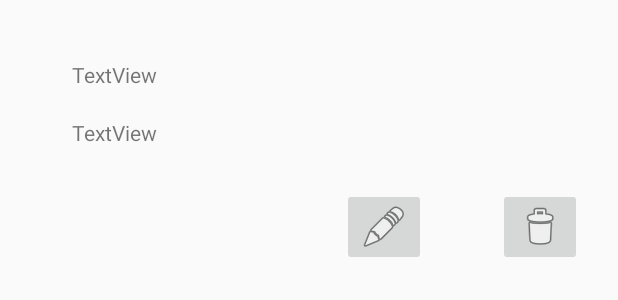
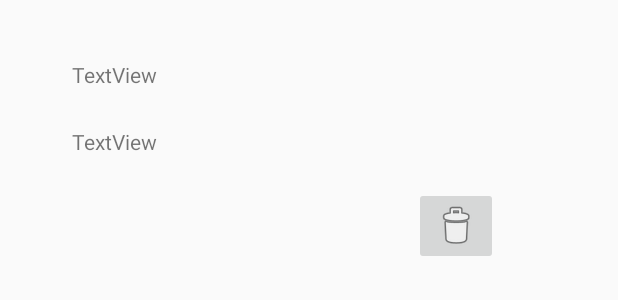
Before and after one commit to WroJan/Notepadex, an Android app: the layout note_row.xml on its own in the app's theme, with its tools: preview values and no code run, on a phone screen of 412 x 824 dp. Shown: the top 300 px of the screen. Run offline under Robolectric (Android 15) with nearby library versions, the phone set to English and light mode, and no system bars.

```diff
--- a/app/build.gradle
+++ b/app/build.gradle
@@ -26,7 +26,7 @@ dependencies {
     implementation fileTree(dir: 'libs', include: ['*.jar'])
     implementation"org.jetbrains.kotlin:kotlin-stdlib-jdk7:$kotlin_version"
     implementation 'com.android.support:appcompat-v7:28.0.0'
-    implementation 'com.android.support.constraint:constraint-noteRow:1.1.3'
+    implementation 'com.android.support.constraint:constraint-layout:1.1.3'
     testImplementation 'junit:junit:4.12'
     androidTestImplementation 'com.android.support.test:runner:1.0.2'
     androidTestImplementation 'com.android.support.test.espresso:espresso-core:3.0.2'
--- a/app/src/main/java/com/janWroblewski/notepadex/UserNotesBase.kt
+++ b/app/src/main/java/com/janWroblewski/notepadex/UserNotesBase.kt
@@ -2,7 +2,7 @@ package com.janWroblewski.notepadex
 
 object UserNotesBase {
 
-    var noteTitle :ArrayList<String>  = arrayListOf<String>()
+    var noteTitle :ArrayList<String>  = arrayListOf("title1","title2","title3","ffgg2")
 
-    var noteBody : ArrayList<String> = arrayListOf<String>()
+    var noteBody : ArrayList<String> = arrayListOf("body1","body2","body3","ddddfgjh2erdkjhvjc")
 }
--- /dev/null
+++ b/app/src/main/java/com/janWroblewski/notepadex/kotlinTools.kt
@@ -0,0 +1 @@
+package com.janWroblewski.notepadex
--- a/app/src/main/res/layout/note_row.xml
+++ b/app/src/main/res/layout/note_row.xml
@@ -6,30 +6,27 @@
                                              android:layout_height="wrap_content" android:id="@+id/noteTitle_textView">
 
     <TextView
-            android:text="TextView"
+            android:text="@string/textview"
             android:layout_width="wrap_content"
             android:layout_height="wrap_content"
-            android:id="@+id/textView" android:layout_marginTop="40dp"
+            android:id="@+id/title_note_text_view" android:layout_marginTop="40dp"
             app:layout_constraintTop_toTopOf="parent" app:layout_constraintStart_toStartOf="parent"
             android:layout_marginStart="48dp"/>
     <TextView
-            android:text="TextView"
-            android:layout_width="283dp"
-            android:layout_height="23dp"
-            android:id="@+id/textView2" app:layout_constraintStart_toStartOf="parent"
+            android:text="@string/textview"
+            android:layout_width="275dp"
+            android:layout_height="32dp"
+            android:id="@+id/body_note_text_view" app:layout_constraintStart_toStartOf="parent"
             android:layout_marginStart="48dp" android:layout_marginTop="19dp"
-            app:layout_constraintTop_toBottomOf="@+id/textView"/>
+            app:layout_constraintTop_toBottomOf="@+id/title_note_text_view" android:layout_marginBottom="70dp"
+            app:layout_constraintBottom_toBottomOf="parent"/>
     <ImageButton
             android:layout_width="wrap_content"
             android:layout_height="wrap_content" app:srcCompat="@android:drawable/ic_menu_delete"
-            android:id="@+id/imageButton" android:layout_marginEnd="24dp"
-            app:layout_constraintEnd_toEndOf="parent" app:layout_constraintTop_toTopOf="parent"
-            android:layout_marginTop="125dp"
-            android:layout_marginBottom="16dp" app:layout_constraintBottom_toBottomOf="parent"/>
-    <ImageButton
-            android:layout_width="wrap_content"
-            android:layout_height="wrap_content" app:srcCompat="@android:drawable/ic_menu_edit"
-            android:id="@+id/imageButton2"
-            app:layout_constraintEnd_toStartOf="@+id/imageButton" android:layout_marginEnd="48dp"
-            app:layout_constraintBottom_toBottomOf="parent" android:layout_marginBottom="16dp"/>
+            android:id="@+id/imageButton4"
+            app:layout_constraintBottom_toBottomOf="parent" android:layout_marginEnd="80dp"
+            app:layout_constraintEnd_toEndOf="parent"
+            android:layout_marginBottom="16dp" android:layout_marginTop="8dp"
+            app:layout_constraintTop_toBottomOf="@+id/body_note_text_view" app:layout_constraintVertical_bias="1.0"
+            android:contentDescription="@string/app_name"/>
 </android.support.constraint.ConstraintLayout>
--- a/app/src/main/res/values/strings.xml
+++ b/app/src/main/res/values/strings.xml
@@ -1,3 +1,5 @@
 <resources>
     <string name="app_name">Notepadex</string>
+    <string name="textview1">TextView</string>
+    <string name="textview">TextView</string>
 </resources>
```
Also changed, not shown: app/src/main/java/com/janWroblewski/notepadex/Crudfunctionality.kt (added, +17 -0 lines), app/src/main/java/com/janWroblewski/notepadex/MainActivity.kt (+7 -1 lines), app/src/main/java/com/janWroblewski/notepadex/NotesAdapterView.kt (+52 -0 lines).
